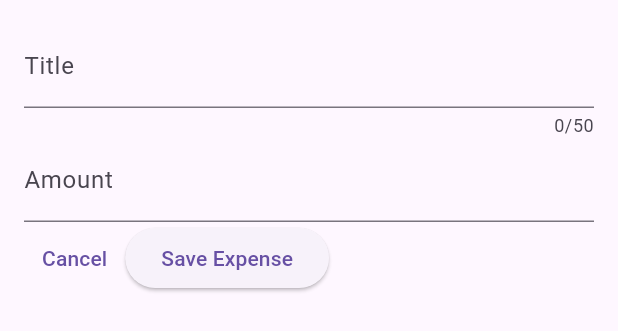
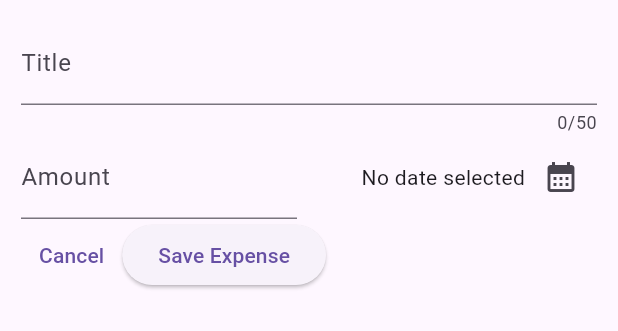
Before and after one commit to Avatbar/Flutter_Expense_Tracker_App, a Flutter app: the NewExpense widget shown alone on an empty page, opened directly, on a phone screen of 412 x 824 dp. Shown: the top 331 px of the screen. Run offline on Flutter 3.47's test engine with Material 2 defaults, Android fonts, the phone set to English and light mode, and no system bars.

Commit message:
added in to BottomSheet: Date picker

```diff
--- a/lib/widgets/new_expense.dart
+++ b/lib/widgets/new_expense.dart
@@ -1,4 +1,5 @@
 import 'package:flutter/material.dart';
+import 'package:flutter_expense_tracker/models/expense.dart';
 
 class NewExpense extends StatefulWidget {
   const NewExpense({super.key});
@@ -10,6 +11,7 @@ class NewExpense extends StatefulWidget {
 class _NewExpenseState extends State<NewExpense> {
   final _titleController = TextEditingController();
   final _amountController = TextEditingController();
+  DateTime? _selectedDate ;
 
   @override
   void dispose() {
@@ -18,10 +20,24 @@ class _NewExpenseState extends State<NewExpense> {
     super.dispose();
   }
 
+  void _presentDatePicker() async {
+    final now = DateTime.now();
+    final firstDate = DateTime(now.year - 1, now.month, now.day);
+
+    final pickDate = await showDatePicker(context: context,
+        initialDate: now,
+        firstDate: firstDate,
+        lastDate: now,
+    );
+    setState(() {
+      _selectedDate = pickDate;
+    });
+  }
+
   @override
   Widget build(BuildContext context) {
     return Padding(
-        padding: const EdgeInsets.all(16),
+      padding: const EdgeInsets.all(14),
       child: Column(
         children: [
           TextField(
@@ -31,13 +47,37 @@ class _NewExpenseState extends State<NewExpense> {
                 label: Text("Title")
             ),
           ),
-            TextField(
+          Row(
+            children: [
+              Expanded(
+                child: TextField(
                   controller: _amountController,
-              keyboardType: const TextInputType.numberWithOptions(),
+                  keyboardType: const TextInputType.numberWithOptions(decimal: true,),
                   decoration: const InputDecoration(
                     prefixText: "€ ",
                     label: Text("Amount"),
                   ),
+                ),
+              ),
+              const SizedBox(width: 16),
+              Expanded(
+                  child: Row(
+                    mainAxisAlignment: MainAxisAlignment.end,
+                    crossAxisAlignment: CrossAxisAlignment.center,
+                    children: [
+                      Text(
+                          _selectedDate == null ? "No date selected" : formatter.format(_selectedDate!),
+                      ),
+                      IconButton(
+                        onPressed: _presentDatePicker,
+                        icon: const Icon(
+                          Icons.calendar_month,
+                        ),
+                      ),
+                    ],
+                  )
+              ),
+            ],
           ),
           Row(
             children: [
```
Lines whose indentation alone changed are shown as unchanged.
